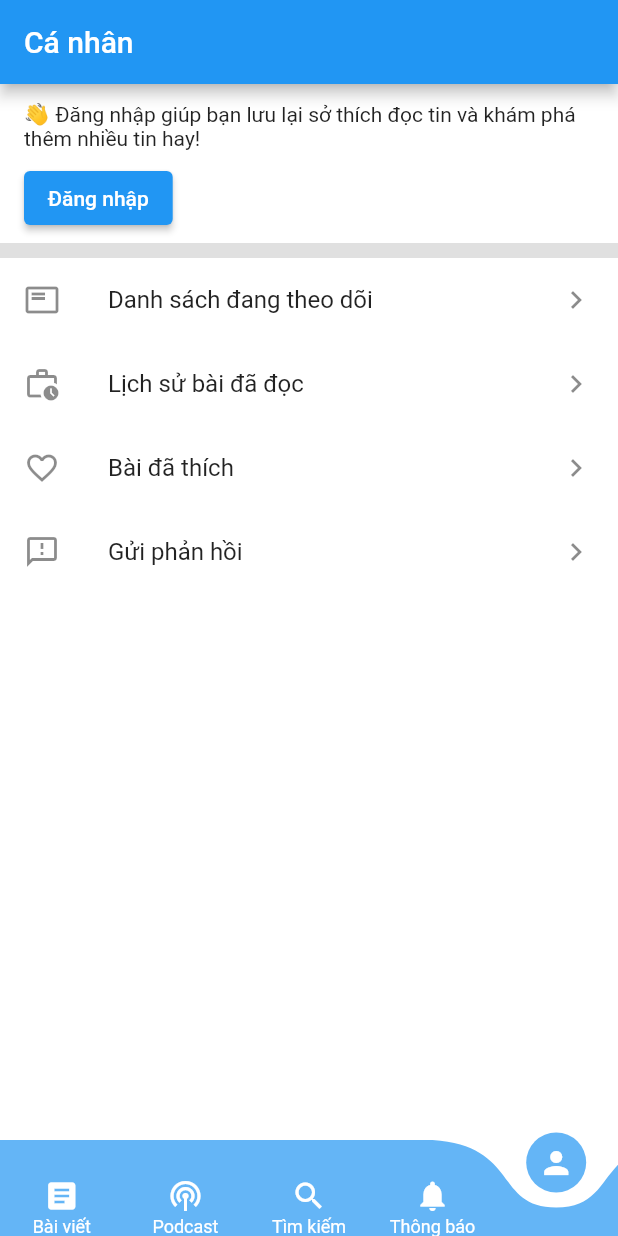
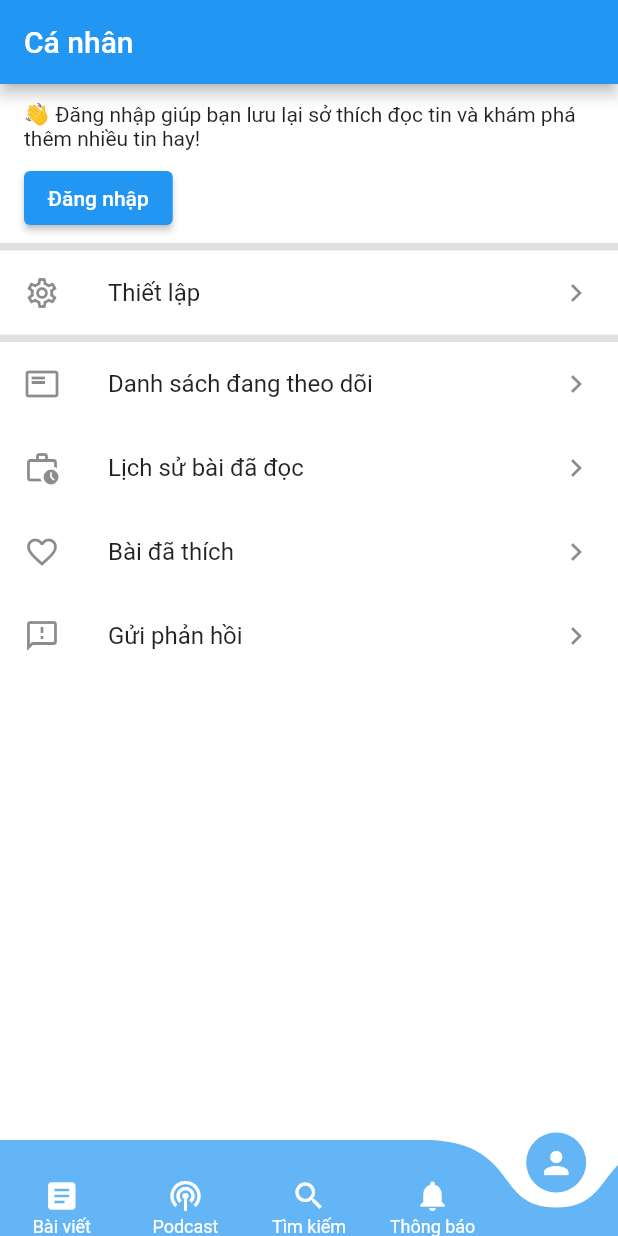
Before and after one commit to thanhtung100397/flutter-blog-post-app, a Flutter app: the screen it shows after launch, swiped to page 5, on a phone screen of 412 x 824 dp. Run offline on Flutter 3.47's test engine with Material 2 defaults, Android fonts, the phone set to English and light mode, and no system bars; drawn by our look-alikes of curved_navigation_bar; our stand-ins replace firebase_auth, firebase_core, flutter_signin_button, google_sign_in; accounts and stored records are empty; generated files the repository leaves out were written again.

```diff
--- a/lib/pages/home/personal/app_personal_page.dart
+++ b/lib/pages/home/personal/app_personal_page.dart
@@ -96,12 +96,6 @@ class _AppPersonalPageState extends State<AppPersonalPage> {
   }
 
   Widget settingSection() {
-    return StreamBuilder<User?>(
-      stream: FirebaseAuth.instance.authStateChanges(),
-      builder: (context, snapshot) {
-        if (!snapshot.hasData) {
-          return Container();
-        }
     return Container(
         color: AppColor.appMainBackground,
         child: ListTile(
@@ -115,8 +109,6 @@ class _AppPersonalPageState extends State<AppPersonalPage> {
             );
           },
         ));
-      },
-    );
   }
 
   Widget otherSection() {
```
Lines whose indentation alone changed are shown as unchanged.
